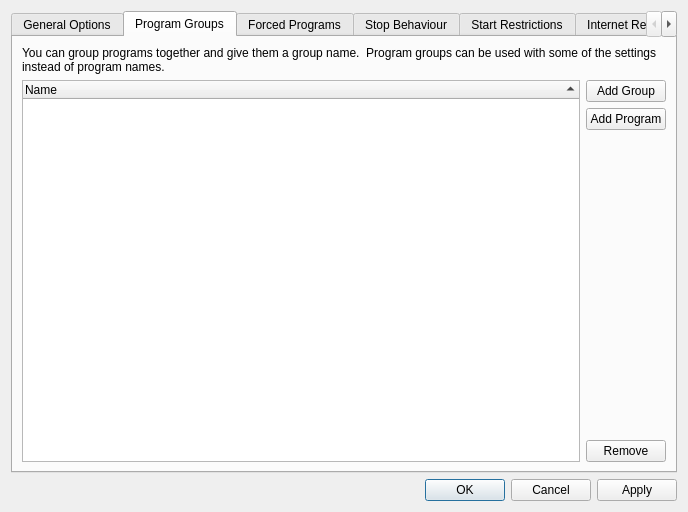
First picture: the form in SandboxiePlus/SandMan/Forms/OptionsWindow.ui, repository sandboxie-plus/Sandboxie, before the edit.
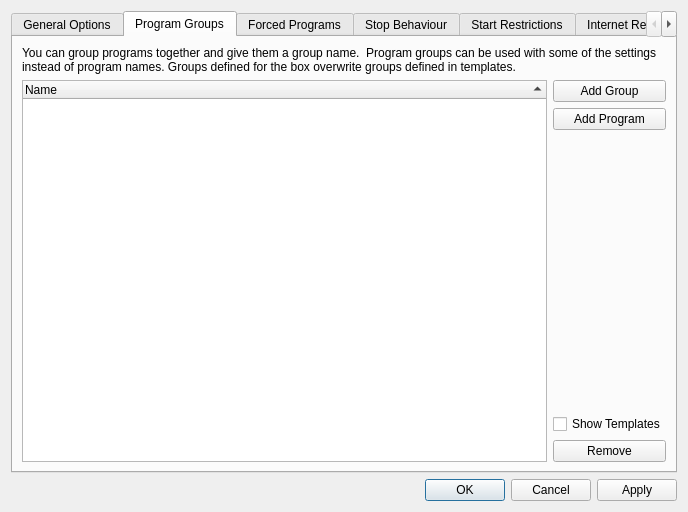
Second picture: the form after the edit. The open tabs and pages were chosen to show the change.

The edit to the form file:
```diff
--- a/SandboxiePlus/SandMan/Forms/OptionsWindow.ui
+++ b/SandboxiePlus/SandMan/Forms/OptionsWindow.ui
@@ -814,20 +814,6 @@
              </property>
             </widget>
            </item>
-           <item row="2" column="1">
-            <widget class="QPushButton" name="btnAddProg">
-             <property name="text">
-              <string>Add Program</string>
-             </property>
-            </widget>
-           </item>
-           <item row="4" column="1">
-            <widget class="QPushButton" name="btnDelProg">
-             <property name="text">
-              <string>Remove</string>
-             </property>
-            </widget>
-           </item>
            <item row="3" column="1">
             <spacer name="verticalSpacer_7">
              <property name="orientation">
@@ -841,7 +827,7 @@
              </property>
             </spacer>
            </item>
-           <item row="1" column="0" rowspan="4">
+           <item row="1" column="0" rowspan="5">
             <widget class="QTreeWidget" name="treeGroups">
              <property name="sortingEnabled">
               <bool>true</bool>
@@ -853,16 +839,37 @@
              </column>
             </widget>
            </item>
+           <item row="2" column="1">
+            <widget class="QPushButton" name="btnAddProg">
+             <property name="text">
+              <string>Add Program</string>
+             </property>
+            </widget>
+           </item>
            <item row="0" column="0" colspan="2">
             <widget class="QLabel" name="label_3">
              <property name="text">
-              <string>You can group programs together and give them a group name.  Program groups can be used with some of the settings instead of program names.</string>
+              <string>You can group programs together and give them a group name.  Program groups can be used with some of the settings instead of program names. Groups defined for the box overwrite groups defined in templates.</string>
              </property>
              <property name="wordWrap">
               <bool>true</bool>
              </property>
             </widget>
            </item>
+           <item row="5" column="1">
+            <widget class="QPushButton" name="btnDelProg">
+             <property name="text">
+              <string>Remove</string>
+             </property>
+            </widget>
+           </item>
+           <item row="4" column="1">
+            <widget class="QCheckBox" name="chkShowGroupTmpl">
+             <property name="text">
+              <string>Show Templates</string>
+             </property>
+            </widget>
+           </item>
           </layout>
          </item>
         </layout>
```
